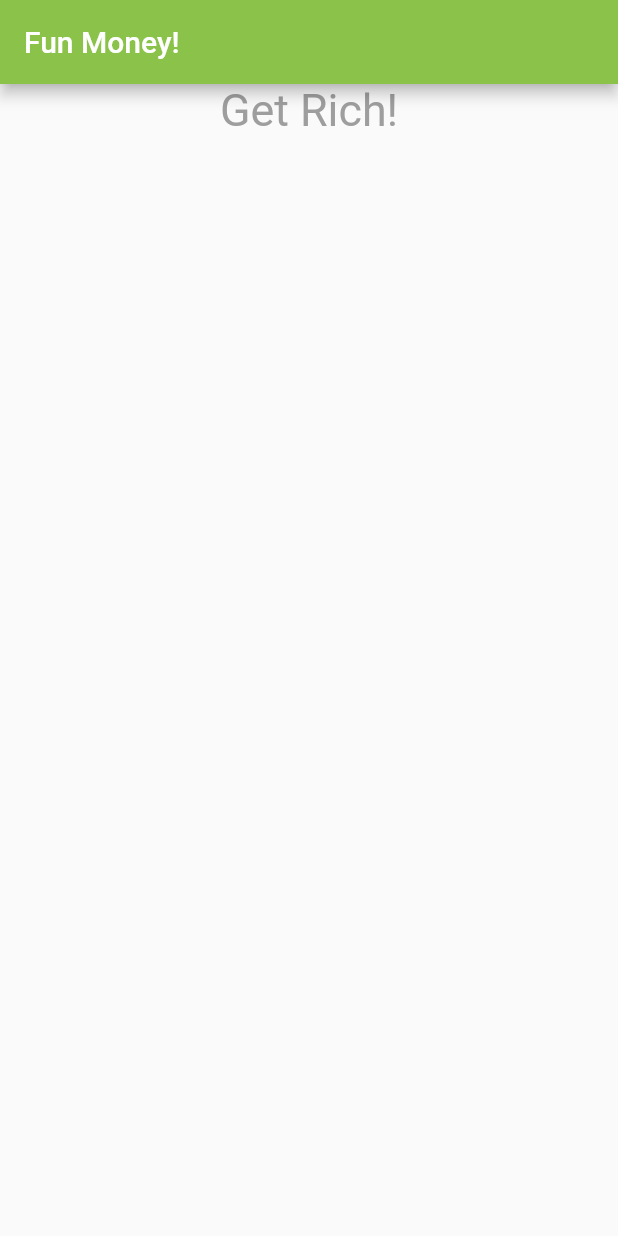
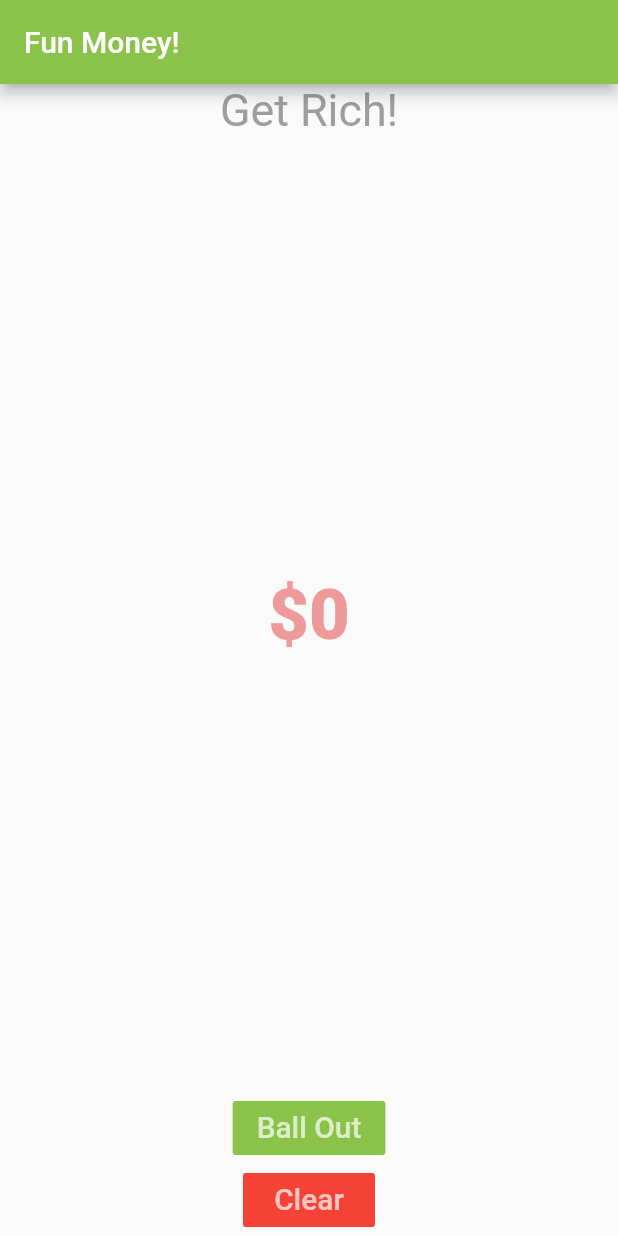
Before and after one commit to ArmardB/Simple-Flutter-Counter-App, a Flutter app: the screen it shows after launch, on a phone screen of 412 x 824 dp. Run offline on Flutter 3.47's test engine with Material 2 defaults, Android fonts, the phone set to English and light mode, and no system bars.

Commit message:
Added button to reset counter and ternary color settings

```diff
--- a/lib/ui/fun_money.dart
+++ b/lib/ui/fun_money.dart
@@ -1,4 +1,5 @@
 import 'package:flutter/material.dart';
+import 'dart:math';
 
 class FunMoney extends StatefulWidget {
   @override
@@ -9,6 +10,19 @@ class FunMoney extends StatefulWidget {
 }
 
 class FunMoneyState extends State<FunMoney> {
+
+  int _moneyCounter = 0;
+
+  void _stackThatMoney() {
+    setState(() {
+      _moneyCounter = _moneyCounter + 100;
+    });
+  }
+
+  void _clearCounter() {
+    _moneyCounter = 0;
+  }
+
   @override
   Widget build(BuildContext context) {
     return new Scaffold(
@@ -23,8 +37,29 @@ class FunMoneyState extends State<FunMoney> {
                 child: new Text("Get Rich!",
                   style: new TextStyle(color: Colors.grey, fontWeight: FontWeight.w400, fontSize: 29.9)),
             ),
-
-
+            new Expanded(
+                child: new Center(
+                  child: new Text('\$$_moneyCounter',
+                  style: new TextStyle(
+                    color: _moneyCounter < 5000 ? Colors.red.shade200 : Colors.green ,
+                      fontSize: 46.9,
+                      fontWeight: FontWeight.w800
+                  )),
+                )),
+            new Center(
+              child: new FlatButton(
+                  color: Colors.lightGreen,
+                  textColor: Colors.white70,
+                  onPressed: () => _stackThatMoney(),
+                  child: new Text("Ball Out",
+                    style: new TextStyle(fontSize: 19.9),)),
+            ),
+             new Center(
+              child: new FlatButton(
+                  color: Colors.red,
+                  textColor: Colors.white70,
+                  onPressed: _clearCounter, child: new Text('Clear', style: new TextStyle(fontSize: 19.9),)),
+            )
           ],
         ),
       ),
```
